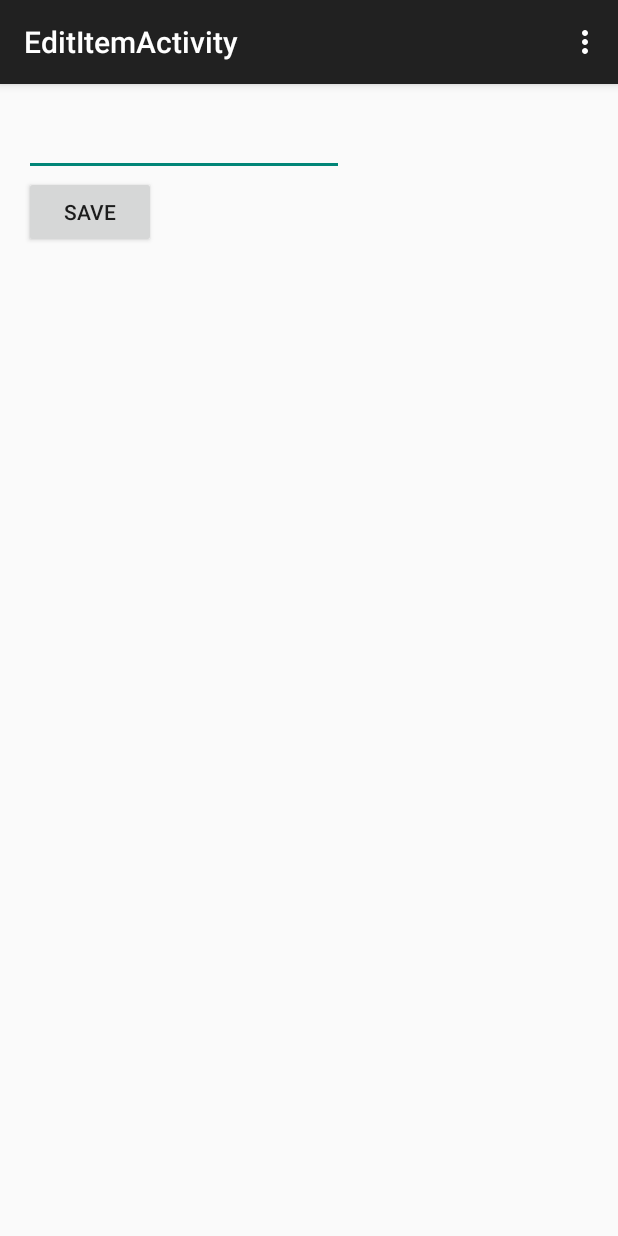
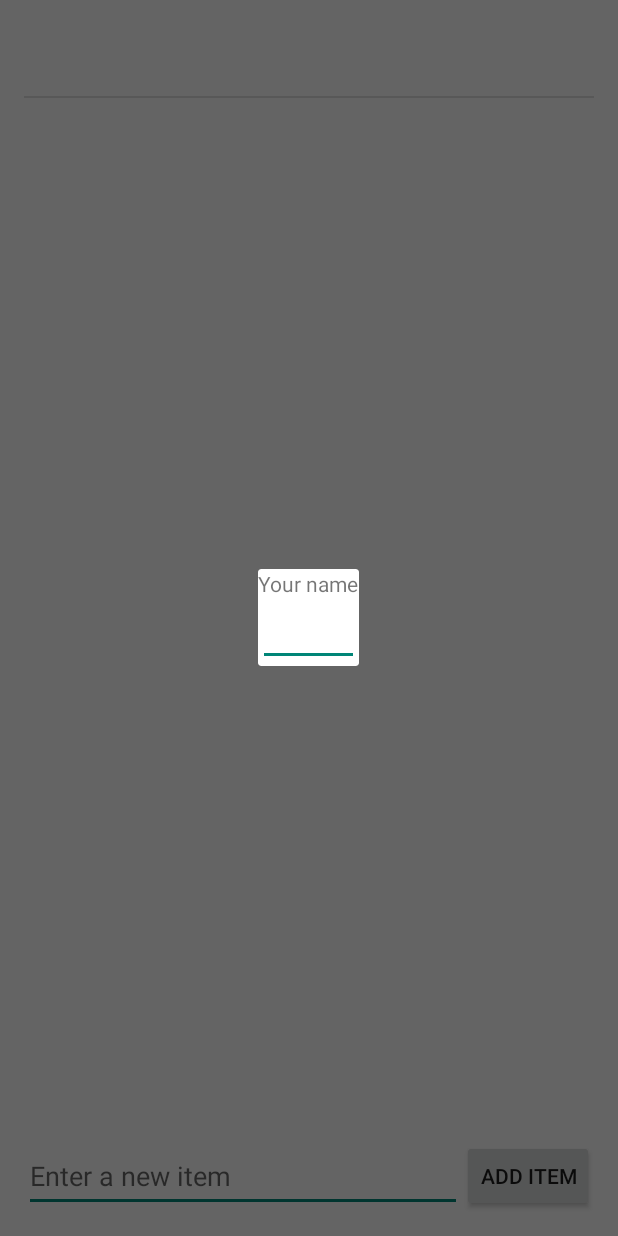
Before and after one commit to aaronucsd/simple-todo-app, an Android app: the screen it shows after launch (EditItemActivity before the commit, MainActivity after it), after a tap on an icon or button, on a phone screen of 412 x 824 dp. Run offline under Robolectric (Android 15) with nearby library versions, the phone set to English and light mode, and no system bars; 1 other tap on this screen came first.

Commit message:
Use a DialogFragment instead of new Activity for editing items
Use a DialogFragment instead of new Activity for editing items

```diff
--- /dev/null
+++ b/app/src/main/java/com/codepath/simpletodo/EditItemDialog.java
@@ -0,0 +1,81 @@
+package com.codepath.simpletodo;
+
+import android.os.Bundle;
+import android.support.v4.app.DialogFragment;
+import android.view.KeyEvent;
+import android.view.LayoutInflater;
+import android.view.View;
+import android.view.ViewGroup;
+import android.view.WindowManager;
+import android.view.inputmethod.EditorInfo;
+import android.widget.EditText;
+import android.widget.TextView;
+
+/**
+ * Created by long on 2/1/15.
+ * Author: Long A. Huynh
+ */
+    public class EditItemDialog extends DialogFragment implements TextView.OnEditorActionListener {
+
+        private EditText mEditText;
+        private String textValue;
+
+        public interface EditNameDialogListener {
+            void onFinishEditDialog(String inputText);
+        }
+
+        public EditItemDialog() {
+            // Empty constructor required for DialogFragment
+        }
+
+        public static EditItemDialog newInstance(String title) {
+            EditItemDialog frag = new EditItemDialog();
+            Bundle args = new Bundle();
+            args.putString("title", title);
+            frag.setArguments(args);
+            return frag;
+        }
+
+        public void setTextValue(String textValue){
+            this.textValue = textValue;
+        }
+
+        @Override
+        public View onCreateView(LayoutInflater inflater, ViewGroup container,
+                                 Bundle savedInstanceState) {
+            View view = inflater.inflate(R.layout.fragment_edit_item, container);
+
+
+            mEditText = (EditText) view.findViewById(R.id.editText);
+            String title = getArguments().getString("title", "Enter Name");
+            getDialog().setTitle(title);
+            //get the text from the input
+            mEditText.setText(this.textValue);
+
+            // Show soft keyboard automatically
+            mEditText.requestFocus();
+            getDialog().getWindow().setSoftInputMode(
+                    WindowManager.LayoutParams.SOFT_INPUT_STATE_VISIBLE);
+
+            mEditText.setOnEditorActionListener(this);
+
+            return view;
+        }
+
+
+        // Fires whenever the textfield has an action performed
+        // In this case, when the "Done" button is pressed
+        // REQUIRES a 'soft keyboard' (virtual keyboard)
+        @Override
+        public boolean onEditorAction(TextView v, int actionId, KeyEvent event) {
+            if (EditorInfo.IME_ACTION_DONE == actionId) {
+                // Return input text to activity
+                EditNameDialogListener listener = (EditNameDialogListener) getActivity();
+                listener.onFinishEditDialog(mEditText.getText().toString());
+                dismiss();
+                return true;
+            }
+            return false;
+        }
+
+    }
--- a/app/src/main/java/com/codepath/simpletodo/MainActivity.java
+++ b/app/src/main/java/com/codepath/simpletodo/MainActivity.java
@@ -1,9 +1,10 @@
 package com.codepath.simpletodo;
 
+
 import android.content.Intent;
-import android.support.v7.app.ActionBarActivity;
-import android.app.Activity;
 import android.os.Bundle;
+import android.support.v4.app.FragmentActivity;
+import android.support.v4.app.FragmentManager;
 import android.view.Menu;
 import android.view.MenuItem;
 import android.view.View;
@@ -20,7 +21,7 @@ import java.io.IOException;
 import java.util.ArrayList;
 
 
-public class MainActivity extends Activity {
+public class MainActivity extends FragmentActivity  implements EditItemDialog.EditNameDialogListener {
     ArrayList<String> items;
     ArrayAdapter<String> itemsAdapter;
     ListView lvItems;
@@ -40,7 +41,6 @@ public class MainActivity extends Activity {
         //items.add("First Item");
         //items.add("Second Item");
         setupListViewListener();
-
     }
 
 
@@ -95,8 +95,8 @@ public class MainActivity extends Activity {
             public void onItemClick(AdapterView<?> parent, View item, int pos, long id) {
                 String value = itemsAdapter.getItem(pos);
                 pos_curr = pos;
-                launchComposeView(value);
-
+                //launchComposeView(value);
+                showEditDialog(value);
             }
         });
 
@@ -124,8 +124,18 @@ public class MainActivity extends Activity {
         }
     }
 
+    /*
+    * http://guides.codepath.com/android/Using-DialogFragment
+    * http://developer.android.com/reference/android/app/DialogFragment.html#BasicDialog
+    * */
+    private void showEditDialog(String value) {
+        FragmentManager fm = getSupportFragmentManager();
+        EditItemDialog editNameDialog = EditItemDialog.newInstance("Update and item");
+        editNameDialog.setTextValue(value);
+        editNameDialog.show(fm, "fragment_edit_item");
+    }
 
-    //Launches Edit view
+    //Launches Edit view page
     public void launchComposeView(String value) {
         // first parameter is the context, second is the class of the activity to launch
         Intent i = new Intent(MainActivity.this, EditItemActivity.class);
@@ -135,6 +145,16 @@ public class MainActivity extends Activity {
         startActivityForResult(i, REQUEST_CODE);
     }
 
+    @Override
+    public void onFinishEditDialog(String inputText) {
+        //Toast.makeText(this, "Hi, " + inputText, Toast.LENGTH_SHORT).show();
+
+        // Toast the name to display temporarily on screen
+        Toast.makeText(this, inputText, Toast.LENGTH_SHORT).show();
+        items.set(this.pos_curr, inputText);//update with saved value
+        itemsAdapter.notifyDataSetChanged();//refreshes the adaptor for the list
+        writeItems();//saveItems?
+    }
 
     @Override
     protected void onActivityResult(int requestCode, int resultCode, Intent data) {
--- a/app/src/main/res/layout/activity_edit_item.xml
+++ b/app/src/main/res/layout/activity_edit_item.xml
@@ -19,8 +19,8 @@
     <Button
         android:layout_width="wrap_content"
         android:layout_height="wrap_content"
-        android:text="Save"
-        android:id="@+id/btnSaveItem"
+        android:text="New Button"
+        android:id="@+id/button"
         android:onClick="onSubmit"
         android:layout_below="@+id/editText"
         android:layout_alignParentLeft="true"
--- /dev/null
+++ b/app/src/main/res/layout/fragment_edit_item.xml
@@ -0,0 +1,18 @@
+<?xml version="1.0" encoding="utf-8"?>
+<!-- fragment_edit_item.xml -->
+<LinearLayout xmlns:android="http://schemas.android.com/apk/res/android"
+android:id="@+id/edit_name"
+android:layout_width="wrap_content" android:layout_height="wrap_content"
+android:layout_gravity="center" android:orientation="vertical"  >
+
+    <TextView
+        android:id="@+id/lbl_your_name" android:text="Your name"
+        android:layout_width="wrap_content" android:layout_height="wrap_content" />
+
+    <EditText
+        android:id="@+id/editText"
+        android:layout_width="match_parent"  android:layout_height="wrap_content"
+        android:inputType="text"
+        android:imeOptions="actionDone" />
+
+</LinearLayout>
```
Also changed, not shown: 1 other file.
